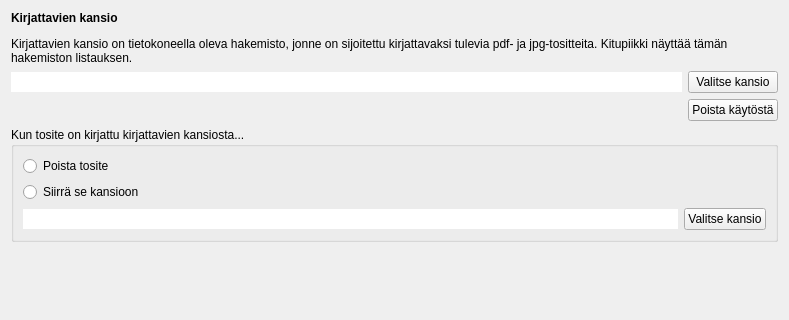
artoh/kitupiikki, file kitsas/maaritys/inboxmaaritys.ui: the form before one commit; both pictures show x 0 to 789 and y 0 to 320 of the 789 by 708 pixel window.
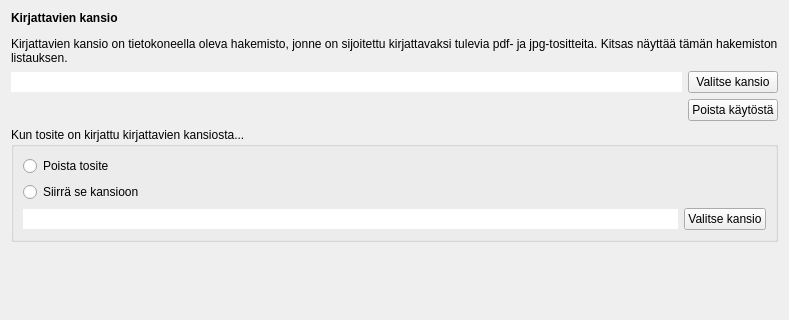
The form after the commit. Icons and pictures are not drawn.

Commit message: Kitsas-nimeä enemmän käyttöön

Diff of the .ui file:
```diff
--- a/kitsas/maaritys/inboxmaaritys.ui
+++ b/kitsas/maaritys/inboxmaaritys.ui
@@ -17,7 +17,7 @@
    <item>
     <widget class="QLabel" name="label">
      <property name="text">
-      <string>&lt;html&gt;&lt;head/&gt;&lt;body&gt;&lt;p&gt;&lt;span style=&quot; font-weight:600;&quot;&gt;Kirjattavien kansio&lt;/span&gt;&lt;/p&gt;&lt;p&gt;Kirjattavien kansio on tietokoneella oleva hakemisto, jonne on sijoitettu kirjattavaksi tulevia pdf- ja jpg-tositteita. Kitupiikki näyttää tämän hakemiston listauksen.&lt;/p&gt;&lt;/body&gt;&lt;/html&gt;</string>
+      <string>&lt;html&gt;&lt;head/&gt;&lt;body&gt;&lt;p&gt;&lt;span style=&quot; font-weight:600;&quot;&gt;Kirjattavien kansio&lt;/span&gt;&lt;/p&gt;&lt;p&gt;Kirjattavien kansio on tietokoneella oleva hakemisto, jonne on sijoitettu kirjattavaksi tulevia pdf- ja jpg-tositteita. Kitsas näyttää tämän hakemiston listauksen.&lt;/p&gt;&lt;/body&gt;&lt;/html&gt;</string>
      </property>
      <property name="wordWrap">
       <bool>true</bool>
```
The commit also changes 5 other files.
